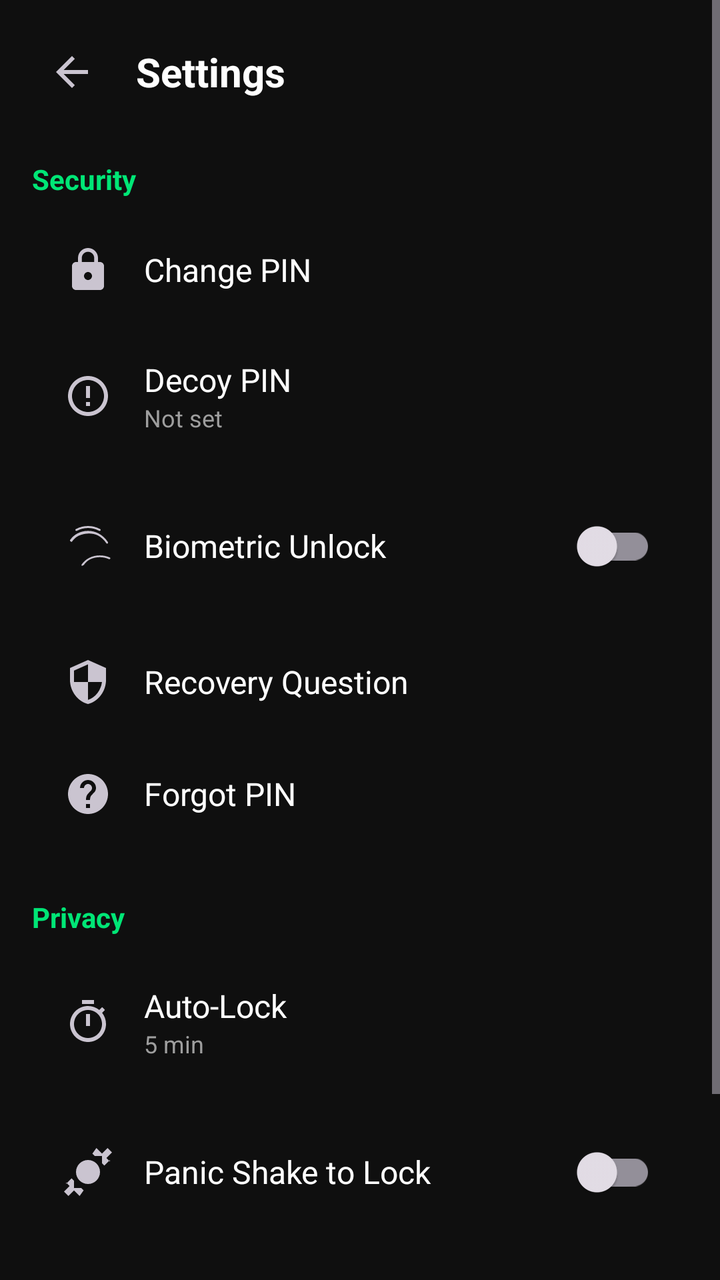
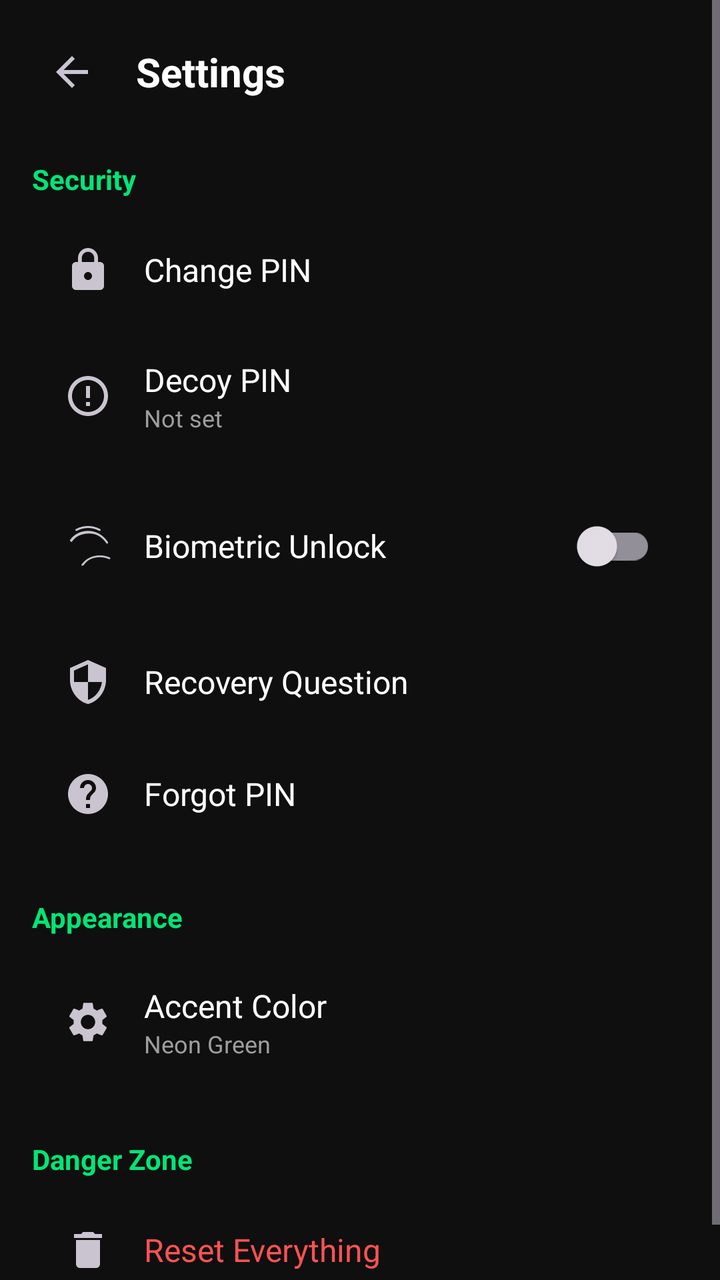

Compare the two renders of this Android layout. The source of the first and the diff that turns it into the second are given below.
<!-- AndroidManifest.xml: application theme Theme.ShadowCalc -->
<!-- res/layout/activity_settings.xml -->
<?xml version="1.0" encoding="utf-8"?>
<ScrollView xmlns:android="http://schemas.android.com/apk/res/android"
    android:layout_width="match_parent"
    android:layout_height="match_parent"
    android:background="@color/bg_dark">

    <LinearLayout
        android:layout_width="match_parent"
        android:layout_height="wrap_content"
        android:orientation="vertical"
        android:padding="16dp">

        <LinearLayout
            android:layout_width="match_parent"
            android:layout_height="wrap_content"
            android:orientation="horizontal"
            android:gravity="center_vertical">

            <ImageButton
                android:id="@+id/btnBack"
                android:layout_width="40dp"
                android:layout_height="40dp"
                android:background="?attr/selectableItemBackgroundBorderless"
                android:src="@drawable/ic_back"
                android:contentDescription="Back" />

            <TextView
                android:layout_width="wrap_content"
                android:layout_height="wrap_content"
                android:text="Settings"
                android:textColor="@color/text_primary"
                android:textSize="20sp"
                android:textStyle="bold"
                android:layout_marginStart="12dp" />
        </LinearLayout>

        <TextView
            android:layout_width="match_parent"
            android:layout_height="wrap_content"
            android:text="Security"
            android:textColor="@color/accent"
            android:textSize="14sp"
            android:textStyle="bold"
            android:layout_marginTop="24dp"
            android:layout_marginBottom="8dp" />

        <LinearLayout
            android:id="@+id/btnChangePin"
            android:layout_width="match_parent"
            android:layout_height="wrap_content"
            android:orientation="horizontal"
            android:gravity="center_vertical"
            android:padding="16dp"
            android:background="?attr/selectableItemBackground">

            <ImageView
                android:layout_width="24dp"
                android:layout_height="24dp"
                android:src="@drawable/ic_lock" />

            <TextView
                android:layout_width="0dp"
                android:layout_height="wrap_content"
                android:layout_weight="1"
                android:text="Change PIN"
                android:textColor="@color/text_primary"
                android:textSize="16sp"
                android:layout_marginStart="16dp" />
        </LinearLayout>

        <LinearLayout
            android:id="@+id/btnDecoyPin"
            android:layout_width="match_parent"
            android:layout_height="wrap_content"
            android:orientation="horizontal"
            android:gravity="center_vertical"
            android:padding="16dp"
            android:background="?attr/selectableItemBackground">

            <ImageView
                android:layout_width="24dp"
                android:layout_height="24dp"
                android:src="@drawable/ic_decoy" />

            <LinearLayout
                android:layout_width="0dp"
                android:layout_height="wrap_content"
                android:layout_weight="1"
                android:orientation="vertical"
                android:layout_marginStart="16dp">

                <TextView
                    android:layout_width="wrap_content"
                    android:layout_height="wrap_content"
                    android:text="Decoy PIN"
                    android:textColor="@color/text_primary"
                    android:textSize="16sp" />

                <TextView
                    android:id="@+id/tvDecoyStatus"
                    android:layout_width="wrap_content"
                    android:layout_height="wrap_content"
                    android:text="Not set"
                    android:textColor="@color/text_secondary"
                    android:textSize="12sp" />
            </LinearLayout>
        </LinearLayout>

        <LinearLayout
            android:id="@+id/btnBiometric"
            android:layout_width="match_parent"
            android:layout_height="wrap_content"
            android:orientation="horizontal"
            android:gravity="center_vertical"
            android:padding="16dp"
            android:background="?attr/selectableItemBackground">

            <ImageView
                android:layout_width="24dp"
                android:layout_height="24dp"
                android:src="@drawable/ic_fingerprint" />

            <TextView
                android:layout_width="0dp"
                android:layout_height="wrap_content"
                android:layout_weight="1"
                android:text="Biometric Unlock"
                android:textColor="@color/text_primary"
                android:textSize="16sp"
                android:layout_marginStart="16dp" />

            <androidx.appcompat.widget.SwitchCompat
                android:id="@+id/switchBiometric"
                android:layout_width="wrap_content"
                android:layout_height="wrap_content"
                android:clickable="false"
                android:focusable="false" />
        </LinearLayout>

        <LinearLayout
            android:id="@+id/btnRecovery"
            android:layout_width="match_parent"
            android:layout_height="wrap_content"
            android:orientation="horizontal"
            android:gravity="center_vertical"
            android:padding="16dp"
            android:background="?attr/selectableItemBackground">

            <ImageView
                android:layout_width="24dp"
                android:layout_height="24dp"
                android:src="@drawable/ic_recovery" />

            <TextView
                android:layout_width="0dp"
                android:layout_height="wrap_content"
                android:layout_weight="1"
                android:text="Recovery Question"
                android:textColor="@color/text_primary"
                android:textSize="16sp"
                android:layout_marginStart="16dp" />
        </LinearLayout>

        <LinearLayout
            android:id="@+id/btnForgotPin"
            android:layout_width="match_parent"
            android:layout_height="wrap_content"
            android:orientation="horizontal"
            android:gravity="center_vertical"
            android:padding="16dp"
            android:background="?attr/selectableItemBackground">

            <ImageView
                android:layout_width="24dp"
                android:layout_height="24dp"
                android:src="@drawable/ic_help" />

            <TextView
                android:layout_width="0dp"
                android:layout_height="wrap_content"
                android:layout_weight="1"
                android:text="Forgot PIN"
                android:textColor="@color/text_primary"
                android:textSize="16sp"
                android:layout_marginStart="16dp" />
        </LinearLayout>

        <TextView
            android:layout_width="match_parent"
            android:layout_height="wrap_content"
            android:text="Privacy"
            android:textColor="@color/accent"
            android:textSize="14sp"
            android:textStyle="bold"
            android:layout_marginTop="24dp"
            android:layout_marginBottom="8dp" />

        <LinearLayout
            android:id="@+id/btnAutoLock"
            android:layout_width="match_parent"
            android:layout_height="wrap_content"
            android:orientation="horizontal"
            android:gravity="center_vertical"
            android:padding="16dp"
            android:background="?attr/selectableItemBackground">

            <ImageView
                android:layout_width="24dp"
                android:layout_height="24dp"
                android:src="@drawable/ic_timer" />

            <LinearLayout
                android:layout_width="0dp"
                android:layout_height="wrap_content"
                android:layout_weight="1"
                android:orientation="vertical"
                android:layout_marginStart="16dp">

                <TextView
                    android:layout_width="wrap_content"
                    android:layout_height="wrap_content"
                    android:text="Auto-Lock"
                    android:textColor="@color/text_primary"
                    android:textSize="16sp" />

                <TextView
                    android:id="@+id/tvAutoLock"
                    android:layout_width="wrap_content"
                    android:layout_height="wrap_content"
                    android:text="5 min"
                    android:textColor="@color/text_secondary"
                    android:textSize="12sp" />
            </LinearLayout>
        </LinearLayout>

        <LinearLayout
            android:id="@+id/btnPanic"
            android:layout_width="match_parent"
            android:layout_height="wrap_content"
            android:orientation="horizontal"
            android:gravity="center_vertical"
            android:padding="16dp"
            android:background="?attr/selectableItemBackground">

            <ImageView
                android:layout_width="24dp"
                android:layout_height="24dp"
                android:src="@drawable/ic_shake" />

            <TextView
                android:layout_width="0dp"
                android:layout_height="wrap_content"
                android:layout_weight="1"
                android:text="Panic Shake to Lock"
                android:textColor="@color/text_primary"
                android:textSize="16sp"
                android:layout_marginStart="16dp" />

            <androidx.appcompat.widget.SwitchCompat
                android:id="@+id/switchPanic"
                android:layout_width="wrap_content"
                android:layout_height="wrap_content"
                android:clickable="false"
                android:focusable="false" />
        </LinearLayout>

        <TextView
            android:layout_width="match_parent"
            android:layout_height="wrap_content"
            android:text="Danger Zone"
            android:textColor="@color/accent"
            android:textSize="14sp"
            android:textStyle="bold"
            android:layout_marginTop="24dp"
            android:layout_marginBottom="8dp" />

        <LinearLayout
            android:id="@+id/btnReset"
            android:layout_width="match_parent"
            android:layout_height="wrap_content"
            android:orientation="horizontal"
            android:gravity="center_vertical"
            android:padding="16dp"
            android:background="?attr/selectableItemBackground">

            <ImageView
                android:layout_width="24dp"
                android:layout_height="24dp"
                android:src="@drawable/ic_delete" />

            <TextView
                android:layout_width="0dp"
                android:layout_height="wrap_content"
                android:layout_weight="1"
                android:text="Reset Everything"
                android:textColor="@color/error"
                android:textSize="16sp"
                android:layout_marginStart="16dp" />
        </LinearLayout>
    </LinearLayout>
</ScrollView>
<!-- resources referenced by this layout -->
<resources>
  <color name="accent">#00E676</color>
  <color name="bg_dark">#0F0F0F</color>
  <color name="error">#FF5252</color>
  <color name="text_primary">#FFFFFF</color>
  <color name="text_secondary">#9E9E9E</color>
  <!-- drawable ic_back (drawable) -->
  <?xml version="1.0" encoding="utf-8"?>
  <vector xmlns:android="http://schemas.android.com/apk/res/android"
      android:width="24dp" android:height="24dp"
      android:viewportWidth="24" android:viewportHeight="24"
      android:tint="?attr/colorControlNormal">
      <path android:fillColor="#FFFFFF"
          android:pathData="M20,11H7.83l5.59,-5.59L12,4l-8,8 8,8 1.41,-1.41L7.83,13H20v-2z"/>
  </vector>
  <!-- drawable ic_decoy (drawable) -->
  <?xml version="1.0" encoding="utf-8"?>
  <vector xmlns:android="http://schemas.android.com/apk/res/android"
      android:width="24dp" android:height="24dp"
      android:viewportWidth="24" android:viewportHeight="24"
      android:tint="?attr/colorControlNormal">
      <path android:fillColor="#FFFFFF"
          android:pathData="M12,2C6.48,2 2,6.48 2,12s4.48,10 10,10 10,-4.48 10,-10S17.52,2 12,2zM12,20c-4.41,0 -8,-3.59 -8,-8s3.59,-8 8,-8 8,3.59 8,8 -3.59,8 -8,8zM11,7h2v6h-2zM11,15h2v2h-2z"/>
  </vector>
  <!-- drawable ic_delete (drawable) -->
  <?xml version="1.0" encoding="utf-8"?>
  <vector xmlns:android="http://schemas.android.com/apk/res/android"
      android:width="24dp" android:height="24dp"
      android:viewportWidth="24" android:viewportHeight="24"
      android:tint="?attr/colorControlNormal">
      <path android:fillColor="#FFFFFF"
          android:pathData="M6,19c0,1.1 0.9,2 2,2h8c1.1,0 2,-0.9 2,-2V7H6v12zM19,4h-3.5l-1,-1h-5l-1,1H5v2h14V4z"/>
  </vector>
  <!-- drawable ic_recovery (drawable) -->
  <?xml version="1.0" encoding="utf-8"?>
  <vector xmlns:android="http://schemas.android.com/apk/res/android"
      android:width="24dp" android:height="24dp"
      android:viewportWidth="24" android:viewportHeight="24"
      android:tint="?attr/colorControlNormal">
      <path android:fillColor="#FFFFFF"
          android:pathData="M12,1L3,5v6c0,5.55 3.84,10.74 9,12 5.16,-1.26 9,-6.45 9,-12V5l-9,-4zM12,11.99h7c-0.53,4.12 -3.28,7.79 -7,8.94V12H5V6.3l7,-3.11v8.8z"/>
  </vector>
  <!-- drawable ic_shake (drawable) -->
  <?xml version="1.0" encoding="utf-8"?>
  <vector xmlns:android="http://schemas.android.com/apk/res/android"
      android:width="24dp" android:height="24dp"
      android:viewportWidth="24" android:viewportHeight="24"
      android:tint="?attr/colorControlNormal">
      <path android:fillColor="#FFFFFF"
          android:pathData="M23,6l-2.8,2.8L19,7.6V4h-3.6l-1.2,-1.2L16.2,0 19,2.8 21.8,0 24,2.2 21.2,5l1.8,1.8V6zM1,18l2.8,-2.8L5,16.4V20h3.6l1.2,1.2L7.8,24 5,21.2 2.2,24 0,21.8 2.8,19 1,17.2V18zM12,6c-3.31,0 -6,2.69 -6,6s2.69,6 6,6 6,-2.69 6,-6 -2.69,-6 -6,-6z"/>
  </vector>
  <!-- drawable ic_timer (drawable) -->
  <?xml version="1.0" encoding="utf-8"?>
  <vector xmlns:android="http://schemas.android.com/apk/res/android"
      android:width="24dp" android:height="24dp"
      android:viewportWidth="24" android:viewportHeight="24"
      android:tint="?attr/colorControlNormal">
      <path android:fillColor="#FFFFFF"
          android:pathData="M15,1H9v2h6V1zM11,14h2V8h-2V14zM19.03,7.39l1.42,-1.42c-0.43,-0.51 -0.9,-0.99 -1.41,-1.41l-1.42,1.42C16.07,4.74 14.12,4 12,4c-4.97,0 -9,4.03 -9,9s4.02,9 9,9 9,-4.03 9,-9C21,10.88 20.26,8.93 19.03,7.39zM12,20c-3.87,0 -7,-3.13 -7,-7s3.13,-7 7,-7 7,3.13 7,7S15.87,20 12,20z"/>
  </vector>
  <style name="Theme.ShadowCalc" parent="Theme.Material3.Dark.NoActionBar">
          <item name="colorPrimary">@color/accent</item>
          <item name="colorPrimaryDark">@color/bg_dark</item>
          <item name="colorAccent">@color/accent</item>
          <item name="android:windowBackground">@color/bg_dark</item>
          <item name="android:statusBarColor">@color/bg_dark</item>
          <item name="android:navigationBarColor">@color/bg_dark</item>
          <item name="android:windowLightStatusBar">false</item>
      </style>
  <!-- unchanged entries left out for length: 3 -->
</resources>

<!-- the commit's change to res/layout/activity_settings.xml (unified diff, before → after) -->
@@ -188,7 +188,7 @@
         <TextView
             android:layout_width="match_parent"
             android:layout_height="wrap_content"
-            android:text="Privacy"
+            android:text="Appearance"
             android:textColor="@color/accent"
             android:textSize="14sp"
             android:textStyle="bold"
@@ -196,18 +196,18 @@
             android:layout_marginBottom="8dp" />
 
         <LinearLayout
-            android:id="@+id/btnAutoLock"
-            android:layout_width="match_parent"
-            android:layout_height="wrap_content"
-            android:orientation="horizontal"
-            android:gravity="center_vertical"
-            android:padding="16dp"
-            android:background="?attr/selectableItemBackground">
-
-            <ImageView
-                android:layout_width="24dp"
-                android:layout_height="24dp"
-                android:src="@drawable/ic_timer" />
+            android:id="@+id/btnTheme"
+            android:layout_width="match_parent"
+            android:layout_height="wrap_content"
+            android:orientation="horizontal"
+            android:gravity="center_vertical"
+            android:padding="16dp"
+            android:background="?attr/selectableItemBackground">
+
+            <ImageView
+                android:layout_width="24dp"
+                android:layout_height="24dp"
+                android:src="@drawable/ic_settings" />
 
             <LinearLayout
                 android:layout_width="0dp"
@@ -219,49 +219,18 @@
                 <TextView
                     android:layout_width="wrap_content"
                     android:layout_height="wrap_content"
-                    android:text="Auto-Lock"
+                    android:text="Accent Color"
                     android:textColor="@color/text_primary"
                     android:textSize="16sp" />
 
                 <TextView
-                    android:id="@+id/tvAutoLock"
-                    android:layout_width="wrap_content"
-                    android:layout_height="wrap_content"
-                    android:text="5 min"
+                    android:id="@+id/tvTheme"
+                    android:layout_width="wrap_content"
+                    android:layout_height="wrap_content"
+                    android:text="Neon Green"
                     android:textColor="@color/text_secondary"
                     android:textSize="12sp" />
             </LinearLayout>
-        </LinearLayout>
-
-        <LinearLayout
-            android:id="@+id/btnPanic"
-            android:layout_width="match_parent"
-            android:layout_height="wrap_content"
-            android:orientation="horizontal"
-            android:gravity="center_vertical"
-            android:padding="16dp"
-            android:background="?attr/selectableItemBackground">
-
-            <ImageView
-                android:layout_width="24dp"
-                android:layout_height="24dp"
-                android:src="@drawable/ic_shake" />
-
-            <TextView
-                android:layout_width="0dp"
-                android:layout_height="wrap_content"
-                android:layout_weight="1"
-                android:text="Panic Shake to Lock"
-                android:textColor="@color/text_primary"
-                android:textSize="16sp"
-                android:layout_marginStart="16dp" />
-
-            <androidx.appcompat.widget.SwitchCompat
-                android:id="@+id/switchPanic"
-                android:layout_width="wrap_content"
-                android:layout_height="wrap_content"
-                android:clickable="false"
-                android:focusable="false" />
         </LinearLayout>
 
         <TextView
<!-- resource entries referenced after the edit -->
@@ -41,23 +41,14 @@
       <path android:fillColor="#FFFFFF"
           android:pathData="M12,1L3,5v6c0,5.55 3.84,10.74 9,12 5.16,-1.26 9,-6.45 9,-12V5l-9,-4zM12,11.99h7c-0.53,4.12 -3.28,7.79 -7,8.94V12H5V6.3l7,-3.11v8.8z"/>
   </vector>
-  <!-- drawable ic_shake (drawable) -->
+  <!-- drawable ic_settings (drawable) -->
   <?xml version="1.0" encoding="utf-8"?>
   <vector xmlns:android="http://schemas.android.com/apk/res/android"
       android:width="24dp" android:height="24dp"
       android:viewportWidth="24" android:viewportHeight="24"
       android:tint="?attr/colorControlNormal">
       <path android:fillColor="#FFFFFF"
-          android:pathData="M23,6l-2.8,2.8L19,7.6V4h-3.6l-1.2,-1.2L16.2,0 19,2.8 21.8,0 24,2.2 21.2,5l1.8,1.8V6zM1,18l2.8,-2.8L5,16.4V20h3.6l1.2,1.2L7.8,24 5,21.2 2.2,24 0,21.8 2.8,19 1,17.2V18zM12,6c-3.31,0 -6,2.69 -6,6s2.69,6 6,6 6,-2.69 6,-6 -2.69,-6 -6,-6z"/>
-  </vector>
-  <!-- drawable ic_timer (drawable) -->
-  <?xml version="1.0" encoding="utf-8"?>
-  <vector xmlns:android="http://schemas.android.com/apk/res/android"
-      android:width="24dp" android:height="24dp"
-      android:viewportWidth="24" android:viewportHeight="24"
-      android:tint="?attr/colorControlNormal">
-      <path android:fillColor="#FFFFFF"
-          android:pathData="M15,1H9v2h6V1zM11,14h2V8h-2V14zM19.03,7.39l1.42,-1.42c-0.43,-0.51 -0.9,-0.99 -1.41,-1.41l-1.42,1.42C16.07,4.74 14.12,4 12,4c-4.97,0 -9,4.03 -9,9s4.02,9 9,9 9,-4.03 9,-9C21,10.88 20.26,8.93 19.03,7.39zM12,20c-3.87,0 -7,-3.13 -7,-7s3.13,-7 7,-7 7,3.13 7,7S15.87,20 12,20z"/>
+          android:pathData="M19.14,12.94c0.04,-0.3 0.06,-0.61 0.06,-0.94c0,-0.32 -0.02,-0.64 -0.07,-0.94l2.03,-1.58c0.18,-0.14 0.23,-0.41 0.12,-0.61l-1.92,-3.32c-0.12,-0.22 -0.37,-0.29 -0.59,-0.22l-2.39,0.96c-0.5,-0.38 -1.03,-0.7 -1.62,-0.94L14.4,2.81c-0.04,-0.24 -0.24,-0.41 -0.48,-0.41h-3.84c-0.24,0 -0.43,0.17 -0.47,0.41L9.25,5.35C8.66,5.59 8.12,5.92 7.63,6.29L5.24,5.33c-0.22,-0.08 -0.47,0 -0.59,0.22L2.74,8.87C2.62,9.08 2.66,9.34 2.86,9.49l2.03,1.58C4.84,11.36 4.8,11.69 4.8,12s0.02,0.64 0.07,0.94l-2.03,1.58c-0.18,0.14 -0.23,0.41 -0.12,0.61l1.92,3.32c0.12,0.22 0.37,0.29 0.59,0.22l2.39,-0.96c0.5,0.38 1.03,0.7 1.62,0.94l0.36,2.54c0.05,0.24 0.24,0.41 0.48,0.41h3.84c0.24,0 0.44,-0.17 0.47,-0.41l0.36,-2.54c0.59,-0.24 1.13,-0.56 1.62,-0.94l2.39,0.96c0.22,0.08 0.47,0 0.59,-0.22l1.92,-3.32c0.12,-0.22 0.07,-0.47 -0.12,-0.61L19.14,12.94zM12,15.6c-1.98,0 -3.6,-1.62 -3.6,-3.6s1.62,-3.6 3.6,-3.6s3.6,1.62 3.6,3.6S13.98,15.6 12,15.6z"/>
   </vector>
   <style name="Theme.ShadowCalc" parent="Theme.Material3.Dark.NoActionBar">
           <item name="colorPrimary">@color/accent</item>
